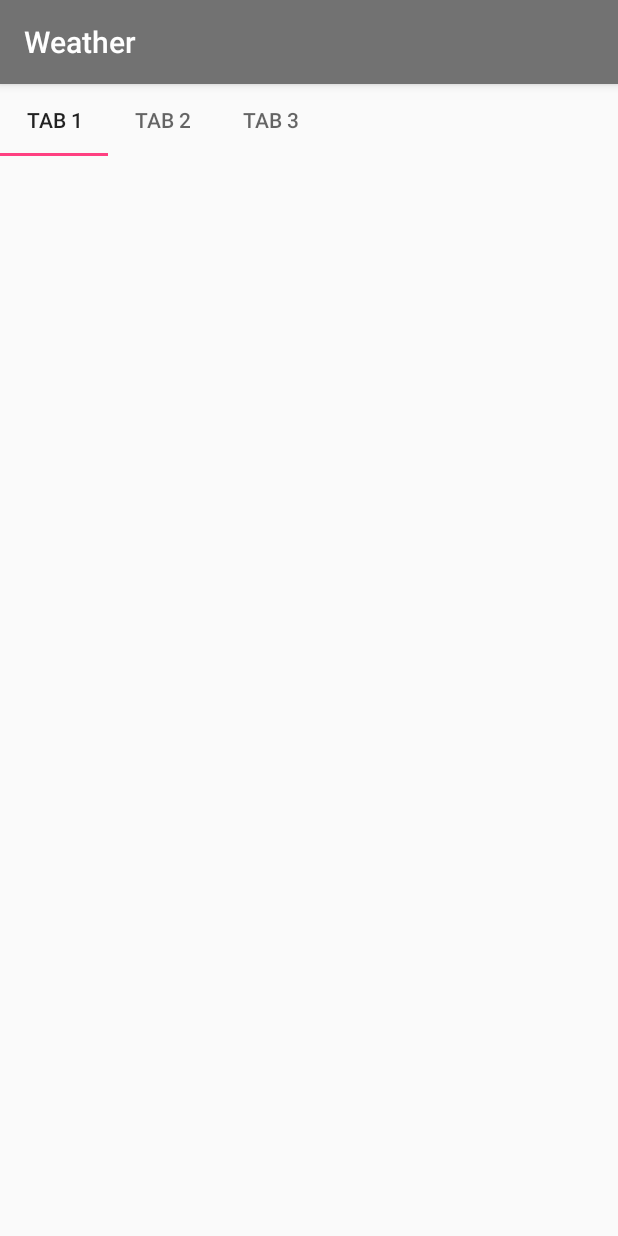
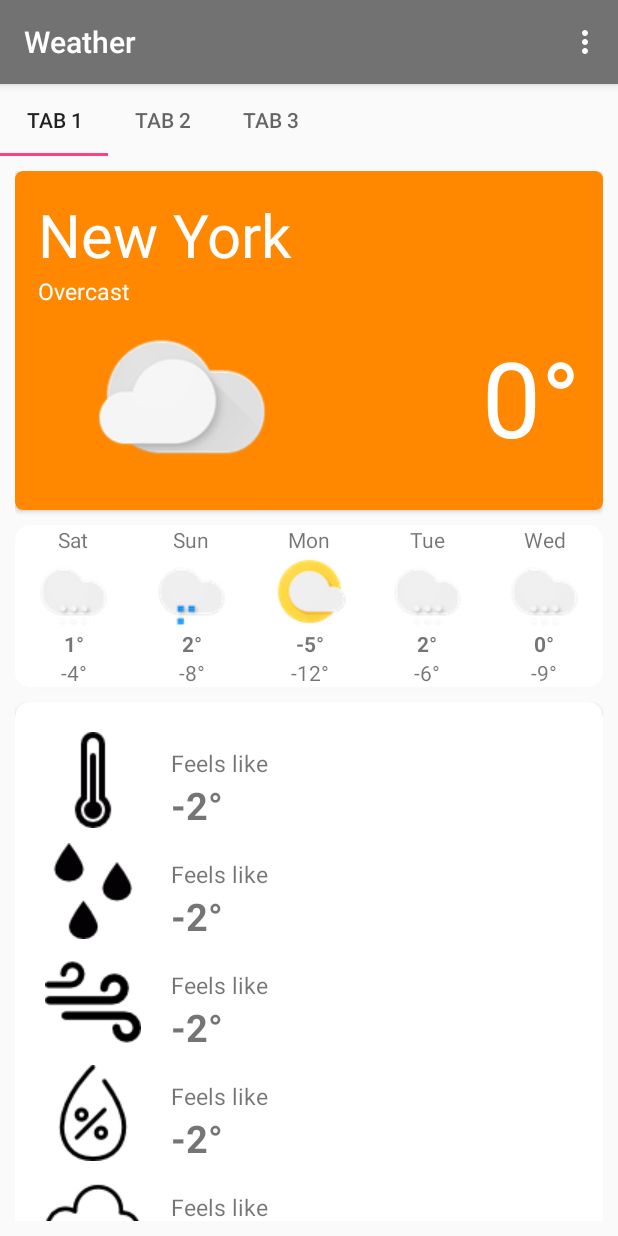
Before and after one commit to Flormax/lpdw_android_project, an Android app: the screen it shows after launch (IndexActivity), on a phone screen of 412 x 824 dp. Run offline under Robolectric (Android 15) with nearby library versions, the phone set to English and light mode, and no system bars.

```diff
--- a/app/src/main/java/lol/meteoapp/FragmentEditor.java
+++ /dev/null
@@ -1,17 +0,0 @@
-package lol.meteoapp;
-
-import android.os.Bundle;
-import android.support.v4.app.Fragment;
-import android.view.LayoutInflater;
-import android.view.View;
-import android.view.ViewGroup;
-
-public class FragmentEditor extends Fragment
-{
-    @Override
-    public View onCreateView(LayoutInflater inflater, ViewGroup container,
-                             Bundle savedInstanceState)
-    {
-        return inflater.inflate(R.layout.fragment_manager, container, false);
-    }
-}
--- a/app/src/main/java/lol/meteoapp/IndexActivity.java
+++ b/app/src/main/java/lol/meteoapp/IndexActivity.java
@@ -1,11 +1,14 @@
 package lol.meteoapp;
 
+import android.content.Intent;
 import android.os.Bundle;
 import android.support.design.widget.TabLayout;
 import android.support.v4.view.ViewPager;
 import android.support.v7.app.AppCompatActivity;
+import android.view.Menu;
+import android.view.View;
 
-public class IndexActivity extends AppCompatActivity{
+public class IndexActivity extends AppCompatActivity implements View.OnClickListener{
 
     private IndexAdapter adapter;
     private TabLayout tablayout;
@@ -18,19 +21,34 @@ public class IndexActivity extends AppCompatActivity{
         tablayout = (TabLayout) findViewById(R.id.sliding_tabs);
 
         this.adapter = new IndexAdapter(getSupportFragmentManager());
-
         ViewPager pager = (ViewPager) findViewById(R.id.viewpager);
         if (pager != null) {
             pager.setAdapter(adapter);
         }
-        tablayout.addTab(tablayout.newTab().setText("Tab 1"));
-        tablayout.addTab(tablayout.newTab().setText("Tab 2"));
-        tablayout.addTab(tablayout.newTab().setText("Tab 3"));
 
         tablayout.setupWithViewPager(pager);
 
         if (pager != null) {
             pager.addOnPageChangeListener(new TabLayout.TabLayoutOnPageChangeListener(tablayout));
         }
+
+        View onclick_card = findViewById(R.id.ll_weather5days);
+        if (onclick_card != null) {
+            onclick_card.setOnClickListener(this);
+        }
+    }
+
+    @Override
+    public void onClick(View v) {
+        if(v.getId() == R.id.ll_weather5days){
+            Intent intent = new Intent(this, DetailsPrevActivity.class);
+            startActivity(intent);
+        }
+    }
+
+    @Override
+    public boolean onCreateOptionsMenu(Menu menu) {
+        getMenuInflater().inflate(R.menu.menu, menu);
+        return true;
     }
 }
--- a/app/src/main/java/lol/meteoapp/IndexAdapter.java
+++ b/app/src/main/java/lol/meteoapp/IndexAdapter.java
@@ -9,21 +9,15 @@ import android.support.v4.app.FragmentPagerAdapter;
 
 public class IndexAdapter extends FragmentPagerAdapter {
 
-    private final List fragments;
+    public final List fragments;
 
     public IndexAdapter(FragmentManager fm) {
         super(fm);
         fragments = new ArrayList<>();
-        Fragment frag;
 
-        fragments.add(new FragmentEditor());
-        fragments.add(new FragmentEditor());
-        fragments.add(new FragmentEditor());
-
-        for (int i = 0; i < fragments.size(); i++) {
-            ((Fragment) fragments.get(i)).getFragmentManager().beginTransaction().replace(R.id.fragment_container, new HomeFragment()).commit();
-        }
-
+        fragments.add(new HomeFragment());
+        fragments.add(new HomeFragment());
+        fragments.add(new HomeFragment());
     }
 
     @Override
@@ -49,6 +43,4 @@ public class IndexAdapter extends FragmentPagerAdapter {
                 return "toto";
         }
     }
-
-
 }
--- a/app/src/main/res/layout/fragment_manager.xml
+++ /dev/null
@@ -1,6 +0,0 @@
-<?xml version="1.0" encoding="utf-8"?>
-
-<FrameLayout xmlns:android="http://schemas.android.com/apk/res/android"
-    android:id="@+id/fragment_container"
-    android:layout_width="match_parent"
-    android:layout_height="match_parent" />
--- a/app/src/main/res/layout/home.xml
+++ b/app/src/main/res/layout/home.xml
@@ -49,7 +49,7 @@
             </LinearLayout>
         </android.support.v7.widget.CardView>
         <android.support.v7.widget.CardView
-            android:id="@+id/onclick_card"
+
             xmlns:app="http://schemas.android.com/apk/res-auto"
             android:layout_width="match_parent"
             android:layout_height="wrap_content"
```
Also changed, not shown: app/src/main/java/lol/meteoapp/DetailsPrevActivity.java (+8 -27 lines), app/src/main/java/lol/meteoapp/HomeFragment.java (+26 -8 lines).
